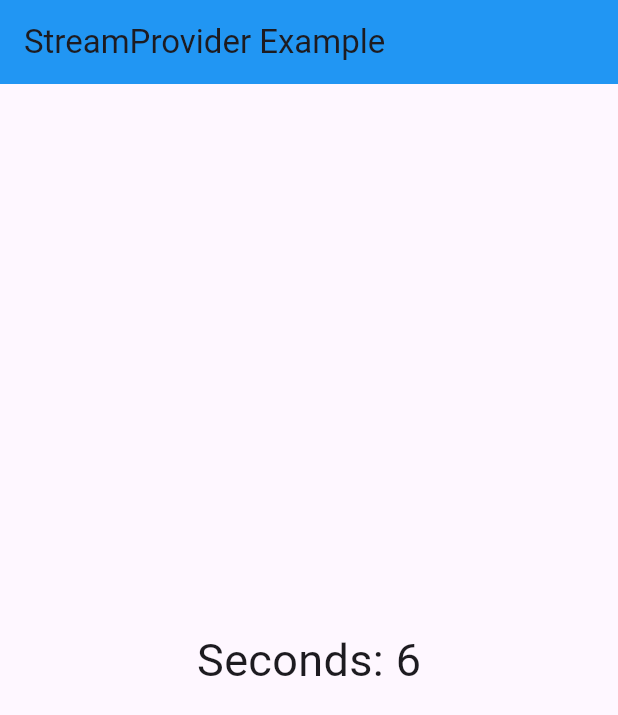
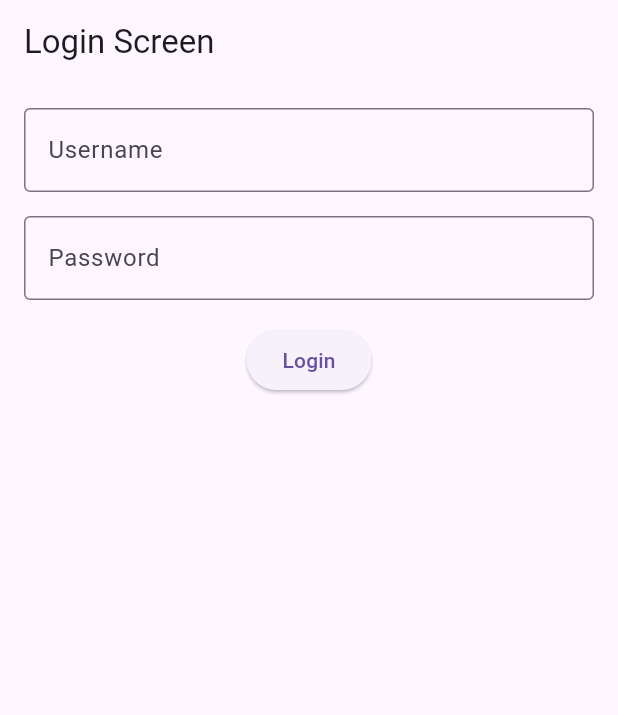
Before and after one commit to Ravikumar00721/Flutter_sm_ca, a Flutter app: the screen it shows after launch, on a phone screen of 412 x 824 dp. Shown: the top 715 px of the screen. Run offline on Flutter 3.47's test engine with Material 3 defaults, Android fonts, the phone set to English and light mode, and no system bars; our stand-ins replace equatable, flutter_bloc, flutter_riverpod, shared_preferences.

Commit message:
BlocBuilder basics completed

```diff
--- /dev/null
+++ b/f_sm_ca/lib/bloc/login/bloc/login_bloc.dart
@@ -0,0 +1,25 @@
+import 'package:f_sm_ca/bloc/login/bloc/login_event.dart';
+import 'package:f_sm_ca/bloc/login/bloc/login_state.dart';
+import 'package:f_sm_ca/bloc/login/model/login_response_model.dart';
+import 'package:flutter_bloc/flutter_bloc.dart';
+
+import '../repo/login_repo.dart';
+
+class LoginBloc extends Bloc<LoginEvent, LoginState> {
+  LoginBloc() : super(LoginInitialState()) {
+    on<LoginReqEvent>((event, emit) async {
+      emit(LoginLoadingState());
+
+      try {
+        LoginResModel loginResModel = await LoginRepo().login(
+          event.loginReqModel.username!,
+          event.loginReqModel.password!,
+        );
+
+        emit(LoginLoadedState(loginResModel: loginResModel));
+      } catch (e) {
+        emit(LoginErrorState(errorMessage: e.toString()));
+      }
+    });
+  }
+}
--- /dev/null
+++ b/f_sm_ca/lib/bloc/login/bloc/login_event.dart
@@ -0,0 +1,13 @@
+import 'package:equatable/equatable.dart';
+import 'package:f_sm_ca/bloc/login/model/login_req_model.dart';
+
+
+abstract class LoginEvent extends Equatable{}
+
+class LoginReqEvent extends LoginEvent{
+  LoginReqModel loginReqModel;
+  LoginReqEvent({required this.loginReqModel});
+
+  @override
+  List<Object?> get props => [loginReqModel];
+}
--- /dev/null
+++ b/f_sm_ca/lib/bloc/login/bloc/login_state.dart
@@ -0,0 +1,35 @@
+import 'package:equatable/equatable.dart';
+import '../model/login_req_model.dart';
+import '../model/login_response_model.dart';
+
+abstract class LoginState extends Equatable{}
+
+class LoginInitialState extends LoginState{
+  @override
+  List<Object?> get props => [];
+}
+
+class LoginLoadingState extends LoginState{
+  @override
+  List<Object?> get props => [];
+}
+
+
+class LoginLoadedState extends LoginState{
+
+  LoginResModel loginResModel;
+
+  LoginLoadedState( {required this.loginResModel});
+
+  @override
+  List<Object?> get props => [loginResModel];
+}
+
+
+class LoginErrorState extends LoginState{
+  String errorMessage;
+  LoginErrorState({required this.errorMessage}  );
+
+  @override
+  List<Object?> get props => [errorMessage];
+}
--- /dev/null
+++ b/f_sm_ca/lib/bloc/login/login_page.dart
@@ -0,0 +1,96 @@
+import 'package:f_sm_ca/bloc/login/bloc/login_event.dart';
+import 'package:f_sm_ca/bloc/login/bloc/login_state.dart';
+import 'package:f_sm_ca/bloc/login/model/login_req_model.dart';
+import 'package:flutter/material.dart';
+import 'package:flutter_bloc/flutter_bloc.dart';
+
+import 'bloc/login_bloc.dart';
+class LoginBlocScreen extends StatefulWidget {
+  const LoginBlocScreen({super.key});
+
+  @override
+  State<LoginBlocScreen> createState() => _LoginBlocScreenState();
+}
+
+class _LoginBlocScreenState extends State<LoginBlocScreen> {
+
+  final TextEditingController usernameController = TextEditingController();
+  final TextEditingController passwordController = TextEditingController();
+
+  @override
+  void dispose() {
+
+    usernameController.dispose();
+    passwordController.dispose();
+    super.dispose();
+  }
+
+  @override
+  Widget build(BuildContext context) {
+    return Scaffold(
+      appBar: AppBar(
+        title: const Text("Login Screen"),
+      ),
+      body: BlocBuilder<LoginBloc,LoginState>(
+        builder: (BuildContext context, state) {
+          if(state is LoginInitialState)
+            {
+              return Padding(
+                padding: const EdgeInsets.all(16),
+                child: Column(
+                  children: [
+                    TextField(
+                      controller: usernameController,
+                      decoration: const InputDecoration(
+                        labelText: "Username",
+                        border: OutlineInputBorder(),
+                      ),
+                    ),
+
+                    const SizedBox(height: 16),
+
+                    TextField(
+                      controller: passwordController,
+                      obscureText: true,
+                      decoration: const InputDecoration(
+                        labelText: "Password",
+                        border: OutlineInputBorder(),
+                      ),
+                    ),
+
+                    const SizedBox(height: 16),
+
+                    ElevatedButton(
+                      onPressed: () {
+                        final username = usernameController.text;
+                        final password = passwordController.text;
+
+                        BlocProvider.of<LoginBloc>(context)
+                            .add(LoginReqEvent(loginReqModel:LoginReqModel(username: username,password: password)));
+                      },
+                      child: const Text("Login"),
+                    ),
+                  ],
+                ),
+              );
+            }
+          else if( state is LoginLoadingState)
+            {
+              return Center(
+                child: CircularProgressIndicator(),
+              );
+            }
+          else if(state is LoginLoadedState){
+            return Text(state.loginResModel.username!);
+          }
+          else if(state is LoginErrorState){
+            return Text(state.errorMessage);
+          }
+          else {
+            return Container();
+          }
+        }
+      ),
+    );
+  }
+}
--- /dev/null
+++ b/f_sm_ca/lib/bloc/login/model/login_req_model.dart
@@ -0,0 +1,18 @@
+class LoginReqModel {
+  String? username;
+  String? password;
+
+  LoginReqModel({this.username, this.password});
+
+  LoginReqModel.fromJson(Map<String, dynamic> json) {
+    username = json['username'];
+    password = json['password'];
+  }
+
+  Map<String, dynamic> toJson() {
+    final Map<String, dynamic> data = new Map<String, dynamic>();
+    data['username'] = this.username;
+    data['password'] = this.password;
+    return data;
+  }
+}
--- /dev/null
+++ b/f_sm_ca/lib/bloc/login/model/login_response_model.dart
@@ -0,0 +1,44 @@
+class LoginResModel {
+  int? id;
+  String? username;
+  String? email;
+  String? firstName;
+  String? lastName;
+  String? gender;
+  String? image;
+  String? token;
+
+  LoginResModel(
+      {this.id,
+        this.username,
+        this.email,
+        this.firstName,
+        this.lastName,
+        this.gender,
+        this.image,
+        this.token});
+
+  LoginResModel.fromJson(Map<String, dynamic> json) {
+    id = json['id'];
+    username = json['username'];
+    email = json['email'];
+    firstName = json['firstName'];
+    lastName = json['lastName'];
+    gender = json['gender'];
+    image = json['image'];
+    token = json['token'];
+  }
+
+  Map<String, dynamic> toJson() {
+    final Map<String, dynamic> data = new Map<String, dynamic>();
+    data['id'] = this.id;
+    data['username'] = this.username;
+    data['email'] = this.email;
+    data['firstName'] = this.firstName;
+    data['lastName'] = this.lastName;
+    data['gender'] = this.gender;
+    data['image'] = this.image;
+    data['token'] = this.token;
+    return data;
+  }
+}
--- /dev/null
+++ b/f_sm_ca/lib/bloc/login/repo/login_repo.dart
@@ -0,0 +1,49 @@
+import 'dart:convert';
+
+import 'package:f_sm_ca/bloc/login/model/login_req_model.dart';
+import 'package:f_sm_ca/bloc/login/model/login_response_model.dart';
+import 'package:http/http.dart' as http;
+
+class LoginRepo {
+  Future<LoginResModel> login(String username, String password) async {
+    var url = "https://dummyjson.com/auth/login";
+
+    print("🔹 API URL: $url");
+    print("🔹 Username: $username");
+    print("🔹 Password: $password");
+
+    LoginReqModel loginReqModel = LoginReqModel(
+      username: username,
+      password: password,
+    );
+
+    print("🔹 Request Body: ${loginReqModel.toJson()}");
+
+    final response = await http.post(
+      Uri.parse(url),
+      headers: {
+        "Content-Type": "application/json", // ✅ Important for DummyJSON
+      },
+      body: jsonEncode(loginReqModel.toJson()),
+    );
+
+    print("🔹 Status Code: ${response.statusCode}");
+    print("🔹 Raw Response Body: ${response.body}");
+
+    try {
+      if (response.statusCode == 200) {
+        var respbody = jsonDecode(response.body);
+
+        print("✅ Decoded Response: $respbody");
+
+        return LoginResModel.fromJson(respbody);
+      } else {
+        print("❌ API Error: ${response.body}");
+        return LoginResModel();
+      }
+    } catch (e) {
+      print("🔥 Exception Caught: $e");
+      throw Exception("Something went wrong");
+    }
+  }
+}
--- a/f_sm_ca/lib/main.dart
+++ b/f_sm_ca/lib/main.dart
@@ -1,3 +1,5 @@
+import 'package:f_sm_ca/bloc/login/bloc/login_bloc.dart';
+import 'package:f_sm_ca/bloc/login/login_page.dart';
 import 'package:f_sm_ca/jwt/login_jwt.dart';
 import 'package:f_sm_ca/jwt/signup_jwt.dart';
 import 'package:f_sm_ca/riverpod/futureprovider/future_provider.dart';
@@ -10,22 +12,45 @@ import 'package:f_sm_ca/riverpod/streamprovider/stream_provider.dart';
 import 'package:flutter/cupertino.dart';
 import 'package:flutter/material.dart';
 import 'package:flutter_riverpod/flutter_riverpod.dart';
+import 'package:f_sm_ca/bloc/login/login_page.dart';
+import 'package:flutter_bloc/flutter_bloc.dart';
+
+// void main() {
+//   runApp(const ProviderScope(child: MyApp()));
+// }
 
 void main() {
-  runApp(const ProviderScope(child: MyApp()));
+  runApp(MultiBlocProvider(providers: [
+    BlocProvider(create: (context)=>LoginBloc())
+  ],
+  child: MyApp()));
 }
 
-class MyApp extends ConsumerWidget {
+class MyApp extends StatelessWidget {
   const MyApp({super.key});
 
   @override
-  Widget build(BuildContext context, WidgetRef ref) {
-    final themeState = ref.watch(themeProvider);
+  Widget build(BuildContext context) {
 
     return MaterialApp(
       debugShowCheckedModeBanner: false,
-      theme: getAppTheme(themeState),
-      home: TimerScreen(),
+      // theme: getAppTheme(themeState),
+      home: LoginBlocScreen(),
     );
   }
 }
+
+// class MyApp extends ConsumerWidget {
+//   const MyApp({super.key});
+//
+//   @override
+//   Widget build(BuildContext context, WidgetRef ref) {
+//     final themeState = ref.watch(themeProvider);
+//
+//     return MaterialApp(
+//       debugShowCheckedModeBanner: false,
+//       theme: getAppTheme(themeState),
+//       home: LoginBlocScreen(),
+//     );
+//   }
+// }
--- a/f_sm_ca/pubspec.yaml
+++ b/f_sm_ca/pubspec.yaml
@@ -48,6 +48,8 @@ dev_dependencies:
   http: ^1.6.0
   shared_preferences: ^2.5.3
   flutter_riverpod: ^2.5.0
+  flutter_bloc:
+  equatable:
 
 # For information on the generic Dart part of this file, see the
 # following page: https://dart.dev/tools/pub/pubspec
```
Also changed, not shown: f_sm_ca/pubspec.lock.
